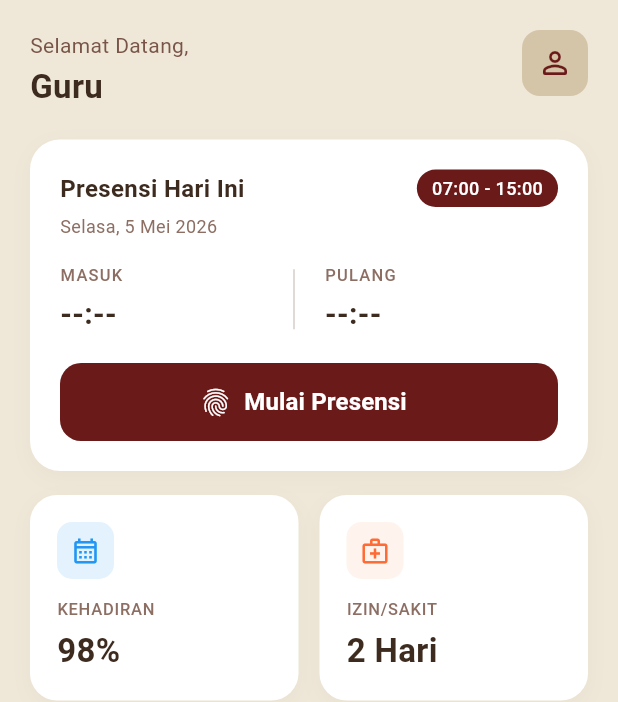
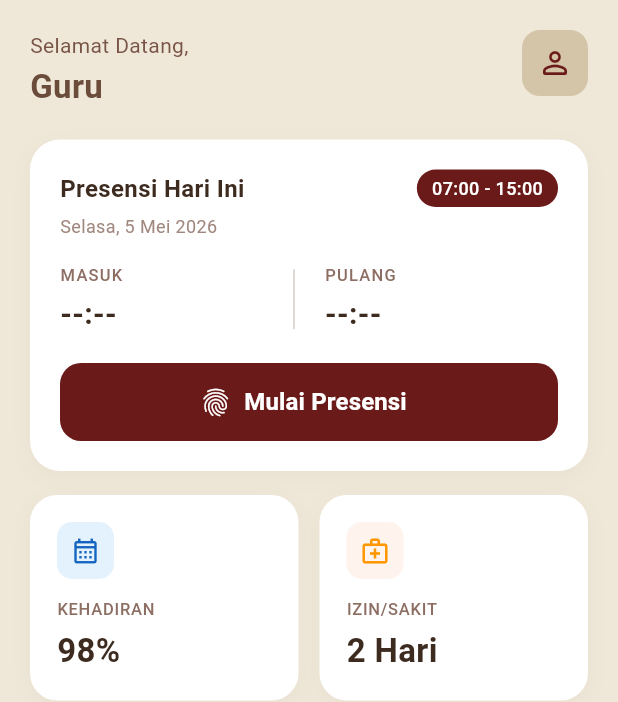
Before and after one commit to fawwazz-z/ta_mobile_project, a Flutter app: the MainPage screen opened by its route, on a phone screen of 412 x 824 dp. Shown: the top 702 px of the screen. Run offline on Flutter 3.47's test engine with Material 3 defaults, Android fonts, the phone set to English and light mode, and no system bars; our stand-ins replace camera, firebase_core, get, google_sign_in, shared_preferences; accounts and stored records are empty; network calls fail.

Commit message:
FEAT [GAP] feat appcolors

```diff
--- a/lib/pages/fragment/homeFragment.dart
+++ b/lib/pages/fragment/homeFragment.dart
@@ -1,6 +1,7 @@
 import 'package:flutter/material.dart';
 import 'package:get/get.dart';
 import 'package:ta_mobile_project/controllers/homeController.dart';
+import 'package:ta_mobile_project/routes/colors.dart';
 import 'package:ta_mobile_project/routes/route.dart';
 
 class HomeFragment extends StatelessWidget {
@@ -40,7 +41,7 @@ class HomeFragment extends StatelessWidget {
           crossAxisAlignment: CrossAxisAlignment.start,
           children: [
             Text('Selamat Datang,',
-                style: TextStyle(fontSize: 14, color: Colors.brown.shade500)),
+                style: TextStyle(fontSize: 14, color: AppColors.brownshade2)),
             const SizedBox(height: 2),
             Obx(() => Text(
                   homeCtrl.teacherName.value.isEmpty
@@ -49,7 +50,7 @@ class HomeFragment extends StatelessWidget {
                   style: const TextStyle(
                     fontSize: 22,
                     fontWeight: FontWeight.bold,
-                    color: Color(0xFF3D2B1F),
+                    color: AppColors.textBrown,
                   ),
                 )),
           ],
@@ -58,11 +59,11 @@ class HomeFragment extends StatelessWidget {
           width: 44,
           height: 44,
           decoration: BoxDecoration(
-            color: const Color(0xFFD4C4A8),
+            color: AppColors.bgField,
             borderRadius: BorderRadius.circular(12),
           ),
           child: const Icon(Icons.person_outline_rounded,
-              color: Color(0xFF6B1A1A), size: 24),
+              color: AppColors.primary, size: 24),
         ),
       ],
     );
@@ -101,29 +102,29 @@ class HomeFragment extends StatelessWidget {
                   style: TextStyle(
                       fontSize: 16,
                       fontWeight: FontWeight.bold,
-                      color: Color(0xFF3D2B1F))),
+                      color: AppColors.textDark)),
               Container(
                 padding:
                     const EdgeInsets.symmetric(horizontal: 10, vertical: 4),
                 decoration: BoxDecoration(
-                    color: const Color(0xFF6B1A1A),
+                    color: AppColors.primary,
                     borderRadius: BorderRadius.circular(20)),
                 child: const Text('07:00 - 15:00',
                     style: TextStyle(
                         fontSize: 12,
-                        color: Colors.white,
+                        color: AppColors.white,
                         fontWeight: FontWeight.w500)),
               ),
             ],
           ),
           const SizedBox(height: 4),
           Text(dateStr,
-              style: TextStyle(fontSize: 12, color: Colors.brown.shade400)),
+              style: TextStyle(fontSize: 12, color: AppColors.brownshade)),
           const SizedBox(height: 16),
           Row(
             children: [
               Expanded(child: _buildTimeInfo('MASUK', '--:--')),
-              Container(width: 1, height: 40, color: Colors.brown.shade100),
+              Container(width: 1, height: 40, color: AppColors.brownshade3),
               const SizedBox(width: 20),
               Expanded(child: _buildTimeInfo('PULANG', '--:--')),
             ],
@@ -140,8 +141,8 @@ class HomeFragment extends StatelessWidget {
                   style:
                       TextStyle(fontSize: 16, fontWeight: FontWeight.w600)),
               style: ElevatedButton.styleFrom(
-                backgroundColor: const Color(0xFF6B1A1A),
-                foregroundColor: Colors.white,
+                backgroundColor: AppColors.primary,
+                foregroundColor: AppColors.white,
                 shape: RoundedRectangleBorder(
                     borderRadius: BorderRadius.circular(14)),
                 elevation: 0,
@@ -160,7 +161,7 @@ class HomeFragment extends StatelessWidget {
         Text(label,
             style: TextStyle(
                 fontSize: 11,
-                color: Colors.brown.shade400,
+                color: AppColors.brownshade4,
                 letterSpacing: 0.8,
                 fontWeight: FontWeight.w500)),
         const SizedBox(height: 4),
@@ -168,7 +169,7 @@ class HomeFragment extends StatelessWidget {
             style: const TextStyle(
                 fontSize: 20,
                 fontWeight: FontWeight.bold,
-                color: Color(0xFF3D2B1F))),
+                color: AppColors.textDark)),
       ],
     );
   }
@@ -179,8 +180,8 @@ class HomeFragment extends StatelessWidget {
         Expanded(
           child: _buildStatCard(
             icon: Icons.calendar_month_outlined,
-            iconColor: const Color(0xFF2196F3),
-            iconBg: const Color(0xFFE3F2FD),
+            iconColor: AppColors.info,
+            iconBg: AppColors.infoLight,
             label: 'KEHADIRAN',
             value: '98%',
           ),
@@ -189,8 +190,8 @@ class HomeFragment extends StatelessWidget {
         Expanded(
           child: _buildStatCard(
             icon: Icons.medical_services_outlined,
-            iconColor: const Color(0xFFFF6B35),
-            iconBg: const Color(0xFFFFF3EE),
+            iconColor: AppColors.warning,
+            iconBg: AppColors.warningLight,
             label: 'IZIN/SAKIT',
             value: '2 Hari',
           ),
@@ -305,11 +306,11 @@ class HomeFragment extends StatelessWidget {
                 child: _buildJurnalItem(
                   icon: Icons.menu_book_outlined,
                   iconColor: entry.key == 0
-                      ? const Color(0xFF2196F3)
-                      : const Color(0xFF9C27B0),
+                      ? AppColors.info
+                      : AppColors.purple,
                   iconBg: entry.key == 0
-                      ? const Color(0xFFE3F2FD)
-                      : const Color(0xFFF3E5F5),
+                      ? AppColors.iconBgBlue
+                      : AppColors.iconBgPurple,
                   className: jadwal.classroomName,
                   subject: jadwal.subjectName,
                   time: '${jadwal.startTime} - ${jadwal.endTime}',
@@ -355,11 +356,11 @@ class HomeFragment extends StatelessWidget {
       child: Container(
         padding: const EdgeInsets.symmetric(horizontal: 16, vertical: 14),
         decoration: BoxDecoration(
-          color: Colors.white,
+          color: AppColors.white,
           borderRadius: BorderRadius.circular(16),
           boxShadow: [
             BoxShadow(
-                color: Colors.brown.withOpacity(0.06),
+                color: AppColors.brownshade2.withOpacity(0.06),
                 blurRadius: 12,
                 offset: const Offset(0, 4))
           ],
@@ -382,16 +383,16 @@ class HomeFragment extends StatelessWidget {
                       style: const TextStyle(
                           fontSize: 15,
                           fontWeight: FontWeight.bold,
-                          color: Color(0xFF3D2B1F))),
+                          color: AppColors.textDark)),
                   const SizedBox(height: 2),
                   Text('$subject • $time',
                       style: TextStyle(
-                          fontSize: 13, color: Colors.brown.shade400)),
+                          fontSize: 13, color: AppColors.brownshade4)),
                 ],
               ),
             ),
             Icon(Icons.chevron_right_rounded,
-                color: Colors.brown.shade300, size: 22),
+                color: AppColors.brownshade , size: 22),
           ],
         ),
       ),
--- a/lib/pages/mainPage.dart
+++ b/lib/pages/mainPage.dart
@@ -2,6 +2,7 @@ import 'package:flutter/material.dart';
 import 'package:flutter/widgets.dart';
 import 'package:get/get.dart';
 import 'package:ta_mobile_project/controllers/mainController.dart';
+import 'package:ta_mobile_project/routes/colors.dart';
 
 class MainPage extends StatelessWidget {
   MainPage({super.key});
@@ -12,7 +13,7 @@ class MainPage extends StatelessWidget {
   Widget build(BuildContext context) {
     return Obx(
       () => Scaffold(
-        backgroundColor: const Color(0xFFEFE8D8), // Warna latar global
+        backgroundColor: AppColors.bgCard, // Warna latar global
         body: IndexedStack(
           // Menggunakan IndexedStack agar state halaman terjaga
           index: controller.selectedIndex.value,
@@ -34,10 +35,10 @@ class MainPage extends StatelessWidget {
     return Container(
       padding: const EdgeInsets.symmetric(vertical: 12),
       decoration: BoxDecoration(
-        color: Colors.white,
+        color: AppColors.white,
         boxShadow: [
           BoxShadow(
-            color: Colors.brown.withOpacity(0.08),
+            color: AppColors.shadowNav,
             blurRadius: 16,
             offset: const Offset(0, -4),
           ),
@@ -56,8 +57,8 @@ class MainPage extends StatelessWidget {
                   Icon(
                     items[index]['icon'] as IconData,
                     color: isSelected
-                        ? const Color(0xFF6B1A1A)
-                        : Colors.brown.shade300,
+                        ? AppColors.primary
+                        : AppColors.brownshade,
                     size: 24,
                   ),
                   const SizedBox(height: 4),
@@ -69,8 +70,8 @@ class MainPage extends StatelessWidget {
                           ? FontWeight.w600
                           : FontWeight.normal,
                       color: isSelected
-                          ? const Color(0xFF6B1A1A)
-                          : Colors.brown.shade300,
+                          ? AppColors.primary
+                          : AppColors.brownshade,
                     ),
                   ),
                 ],
--- /dev/null
+++ b/lib/routes/colors.dart
@@ -0,0 +1,51 @@
+import 'package:flutter/material.dart';
+
+class AppColors {
+  // ── Primary ───────────────────────────────────────────────────────────────
+  static const primary      = Color(0xFF6B1A1A);
+  static const primaryLight = Color(0xFF7A0019);
+  static const primaryFaded = Color(0x1A6B1A1A);
+
+  // ── Background ────────────────────────────────────────────────────────────
+  static const bgMain   = Color(0xFFE8DCC8);
+  static const bgCard   = Color(0xFFEFE8D8);
+  static const bgCream  = Color(0xFFF5EDE2);
+  static const bgField  = Color(0xFFD4C4A8);
+  static const bgPreview = Color(0xFFF2C9B8);
+
+  // ── Text ──────────────────────────────────────────────────────────────────
+  static const textDark  = Color(0xFF3D2B1F);
+  static const textBrown = Color(0xFF6B4C3B);
+  static const textLight = Color(0xFF9E8C7A);
+
+  // ── Status ────────────────────────────────────────────────────────────────
+  static const success      = Color(0xFF4CAF50);
+  static const successLight = Color(0xFFE8F5E9);
+  static const warning      = Color(0xFFFF9800);
+  static const warningLight = Color(0xFFFFF3EE);
+  static const info         = Color(0xFF1565C0);
+  static const infoLight    = Color(0xFFE3F2FD);
+  static const teal         = Color(0xFF009688);
+  static const tealLight    = Color(0xFFDFF5F0);
+  static const error        = Color(0xFFE65100);
+  static const defalt        = Color(0xFF9E9E9E);
+
+  // ── Icon Backgrounds ──────────────────────────────────────────────────────
+  static const iconBgBrown  = Color(0xFFEFE8D8);
+  static const iconBgBlue   = Color(0xFFE3F2FD);
+  static const iconBgPurple = Color(0xFFF3E5F5);
+  static const iconBgOrange = Color(0xFFFFF3EE);
+
+  // ── Misc ──────────────────────────────────────────────────────────────────
+  static const white      = Color(0xFFFFFFFF);
+  static const divider    = Color(0xFFE0D5C5);
+  static const shadow     = Color(0x0F6B4C3B);
+  static const shadowNav  = Color(0x146B4C3B);
+  static const borderFaint = Color(0xFFBCA98A);
+  static const brownshade = Color(0xFFA1887F);//300
+  static const brownshade2 = Color(0xFF795548);
+  static const brownshade3 = Color(0xFFD7CCC8);
+  static const brownshade4 = Color(0xFF8D6E63);  //400
+  static const purple = Color(0xFF9C27B0);
+  static const tauk = Color(0xFF9C27B0);
+}
```
Also changed, not shown: lib/pages/EditProfilePage.dart (+21 -20 lines), lib/pages/RefleksiPage.dart (+25 -24 lines), lib/pages/SplashScreenPage.dart (+6 -5 lines), lib/pages/fragment/jadwalFragment.dart (+34 -33 lines), lib/pages/fragment/profileFragment.dart (+23 -22 lines), lib/pages/fragment/riwayatFragment.dart (+27 -26 lines), lib/pages/jurnalPage.dart (+36 -35 lines), lib/pages/loginPage.dart (+28 -27 lines), lib/pages/presensiPage.dart (+16 -15 lines), lib/pages/presensiSiswaPage.dart (+36 -35 lines), lib/pages/verifikasiPage.dart (+14 -13 lines), pubspec.lock.
